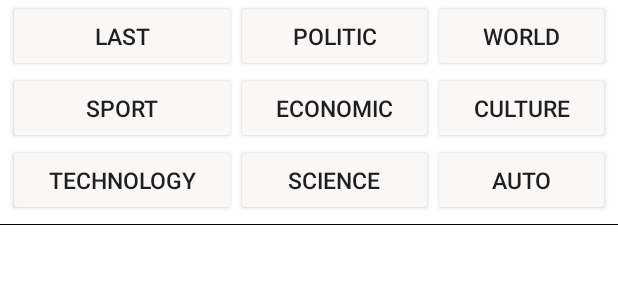
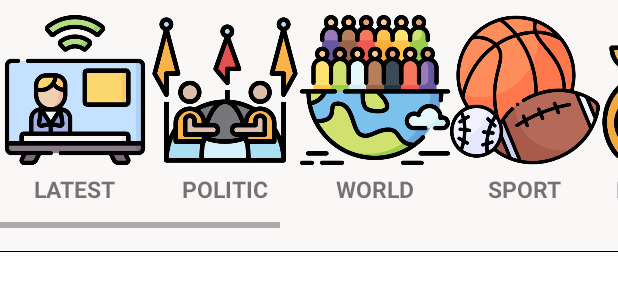
Before and after one commit to gb-android-juniors/NewsHub, an Android app: the layout main_fragment.xml on its own in the app's theme, with its tools: preview values and no code run, on a phone screen of 412 x 824 dp. Shown: the top 300 px of the screen. Run offline under Robolectric (Android 15) with nearby library versions, the phone set to English and light mode, and no system bars.

Commit message:
Рефакторинг категорий новостей, теперь они отображаются не в виде таблицы с кнопками, а в виде приток с иконками, с горизонтальной прокруткой.

```diff
--- a/app/src/main/res/layout/activity_recycler_item.xml
+++ b/app/src/main/res/layout/activity_recycler_item.xml
@@ -3,7 +3,8 @@
     xmlns:app="http://schemas.android.com/apk/res-auto"
     xmlns:tool="http://schemas.android.com/tools"
     android:layout_width="match_parent"
-    android:layout_height="wrap_content">
+    android:layout_height="wrap_content"
+    android:background="@color/app_background_color">
 
     <TextView
         android:id="@+id/news_header"
@@ -12,7 +13,6 @@
         android:layout_margin="@dimen/default_half_margin"
         android:textStyle="bold"
         app:layout_constraintBottom_toTopOf="@+id/news_resource_name"
-        app:layout_constraintBottom_toTopf="@+id/news_resource_name"
         app:layout_constraintEnd_toStartOf="@+id/news_image"
         app:layout_constraintStart_toStartOf="parent"
         app:layout_constraintTop_toTopOf="parent"
--- /dev/null
+++ b/app/src/main/res/layout/categories_layout.xml
@@ -0,0 +1,161 @@
+<?xml version="1.0" encoding="utf-8"?>
+<ScrollView xmlns:android="http://schemas.android.com/apk/res/android"
+    android:layout_width="wrap_content"
+    android:layout_height="wrap_content"
+    android:layout_marginVertical="@dimen/default_margin">
+
+    <HorizontalScrollView
+        android:layout_width="match_parent"
+        android:layout_height="wrap_content">
+
+        <LinearLayout
+            android:layout_width="wrap_content"
+            android:layout_height="wrap_content"
+            android:orientation="horizontal">
+
+            <LinearLayout
+                style="@style/NewsCategoryLayoutStyle"
+                android:layout_width="wrap_content"
+                android:layout_height="wrap_content"
+                android:orientation="vertical">
+
+                <androidx.appcompat.widget.AppCompatImageView
+                    style="@style/NewsCategoryCardImageStyle"
+                    android:src="@drawable/latest" />
+
+                <TextView
+                    android:id="@+id/last_news_button"
+                    style="@style/NewsCategoryTextStyle"
+                    android:text="@string/last_news_button_text" />
+            </LinearLayout>
+
+            <LinearLayout
+                style="@style/NewsCategoryLayoutStyle"
+                android:layout_width="wrap_content"
+                android:layout_height="wrap_content"
+                android:orientation="vertical">
+
+                <androidx.appcompat.widget.AppCompatImageView
+                    style="@style/NewsCategoryCardImageStyle"
+                    android:src="@drawable/politic" />
+
+                <TextView
+                    android:id="@+id/politic_news_button"
+                    style="@style/NewsCategoryTextStyle"
+                    android:text="@string/politic_news_button_text" />
+            </LinearLayout>
+
+            <LinearLayout
+                style="@style/NewsCategoryLayoutStyle"
+                android:layout_width="wrap_content"
+                android:layout_height="wrap_content"
+                android:orientation="vertical">
+
+                <androidx.appcompat.widget.AppCompatImageView
+                    style="@style/NewsCategoryCardImageStyle"
+                    android:src="@drawable/world" />
+
+                <TextView
+                    android:id="@+id/world_news_button"
+                    style="@style/NewsCategoryTextStyle"
+                    android:text="@string/world_news_button_text" />
+            </LinearLayout>
+
+            <LinearLayout
+                style="@style/NewsCategoryLayoutStyle"
+                android:layout_width="wrap_content"
+                android:layout_height="wrap_content"
+                android:orientation="vertical">
+
+                <androidx.appcompat.widget.AppCompatImageView
+                    style="@style/NewsCategoryCardImageStyle"
+                    android:src="@drawable/sport" />
+
+                <TextView
+                    android:id="@+id/sport_news_button"
+                    style="@style/NewsCategoryTextStyle"
+                    android:text="@string/sport_news_button_text" />
+            </LinearLayout>
+
+            <LinearLayout
+                style="@style/NewsCategoryLayoutStyle"
+                android:layout_width="wrap_content"
+                android:layout_height="wrap_content"
+                android:orientation="vertical">
+
+                <androidx.appcompat.widget.AppCompatImageView
+                    style="@style/NewsCategoryCardImageStyle"
+                    android:src="@drawable/economic" />
+
+                <TextView
+                    android:id="@+id/economic_news_button"
+                    style="@style/NewsCategoryTextStyle"
+                    android:text="@string/economic_news_button_text" />
+            </LinearLayout>
+
+            <LinearLayout
+                style="@style/NewsCategoryLayoutStyle"
+                android:layout_width="wrap_content"
+                android:layout_height="wrap_content"
+                android:orientation="vertical">
+
+                <androidx.appcompat.widget.AppCompatImageView
+                    style="@style/NewsCategoryCardImageStyle"
+                    android:src="@drawable/culture" />
+
+                <TextView
+                    android:id="@+id/culture_news_button"
+                    style="@style/NewsCategoryTextStyle"
+                    android:text="@string/culture_news_button_text" />
+            </LinearLayout>
+
+            <LinearLayout
+                style="@style/NewsCategoryLayoutStyle"
+                android:layout_width="wrap_content"
+                android:layout_height="wrap_content"
+                android:orientation="vertical">
+
+                <androidx.appcompat.widget.AppCompatImageView
+                    style="@style/NewsCategoryCardImageStyle"
+                    android:src="@drawable/technology" />
+
+                <TextView
+                    android:id="@+id/technology_news_button"
+                    style="@style/NewsCategoryTextStyle"
+                    android:text="@string/technology_news_button_text" />
+            </LinearLayout>
+
+            <LinearLayout
+                style="@style/NewsCategoryLayoutStyle"
+                android:layout_width="wrap_content"
+                android:layout_height="wrap_content"
+                android:orientation="vertical">
+
+                <androidx.appcompat.widget.AppCompatImageView
+                    style="@style/NewsCategoryCardImageStyle"
+                    android:src="@drawable/science" />
+
+                <TextView
+                    android:id="@+id/science_news_button"
+                    style="@style/NewsCategoryTextStyle"
+                    android:text="@string/science_news_button_text" />
+            </LinearLayout>
+
+            <LinearLayout
+                style="@style/NewsCategoryLayoutStyle"
+                android:layout_width="wrap_content"
+                android:layout_height="wrap_content"
+                android:orientation="vertical">
+
+                <androidx.appcompat.widget.AppCompatImageView
+                    style="@style/NewsCategoryCardImageStyle"
+                    android:src="@drawable/auto" />
+
+                <TextView
+                    android:id="@+id/auto_news_button"
+                    style="@style/NewsCategoryTextStyle"
+                    android:text="@string/auto_news_button_text" />
+            </LinearLayout>
+        </LinearLayout>
+    </HorizontalScrollView>
+</ScrollView>
--- a/app/src/main/res/layout/main_fragment.xml
+++ b/app/src/main/res/layout/main_fragment.xml
@@ -1,91 +1,20 @@
 <?xml version="1.0" encoding="utf-8"?>
 <LinearLayout xmlns:android="http://schemas.android.com/apk/res/android"
     xmlns:app="http://schemas.android.com/apk/res-auto"
+    xmlns:tool="http://schemas.android.com/tools"
     android:layout_width="match_parent"
     android:layout_height="wrap_content"
-    android:orientation="vertical"
-    xmlns:tool="http://schemas.android.com/tools">
+    android:background="@color/app_background_color"
+    android:orientation="vertical">
 
-    <TableLayout
-        android:id="@+id/news_categories"
-        android:layout_width="match_parent"
-        android:layout_height="wrap_content">
+    <include layout="@layout/categories_layout" />
 
-        <TableRow
-            android:layout_width="match_parent"
-            android:layout_height="wrap_content"
-            android:layout_marginHorizontal="@dimen/default_half_margin"
-            android:gravity="center">
-
-            <androidx.appcompat.widget.AppCompatButton
-                android:id="@+id/last_news_button"
-                android:text="@string/last_news_button_text"
-                style="@style/NewsCategoryButtonStyle"
-                tool:textStyle="bold"/>
-
-            <androidx.appcompat.widget.AppCompatButton
-                android:id="@+id/politic_news_button"
-                android:text="@string/politic_news_button_text"
-                style="@style/NewsCategoryButtonStyle"/>
-
-            <androidx.appcompat.widget.AppCompatButton
-                android:id="@+id/world_news_button"
-                android:text="@string/world_news_button_text"
-                style="@style/NewsCategoryButtonStyle"/>
-        </TableRow>
-        <TableRow
-            android:layout_width="match_parent"
-            android:layout_height="wrap_content"
-            android:layout_marginHorizontal="@dimen/default_half_margin"
-            android:gravity="center">
-
-            <androidx.appcompat.widget.AppCompatButton
-                android:id="@+id/sport_news_button"
-                android:text="@string/sport_news_button_text"
-                style="@style/NewsCategoryButtonStyle"/>
-
-            <androidx.appcompat.widget.AppCompatButton
-                android:id="@+id/economic_news_button"
-                android:text="@string/economic_news_button_text"
-                style="@style/NewsCategoryButtonStyle"/>
-
-            <androidx.appcompat.widget.AppCompatButton
-                android:id="@+id/culture_news_button"
-                android:text="@string/culture_news_button_text"
-                style="@style/NewsCategoryButtonStyle"/>
-        </TableRow>
-        <TableRow
-            android:layout_width="match_parent"
-            android:layout_height="wrap_content"
-            android:gravity="center"
-            android:layout_marginHorizontal="@dimen/default_half_margin"
-
-            android:backgroundTint="@color/white">
-
-            <androidx.appcompat.widget.AppCompatButton
-                android:id="@+id/technology_news_button"
-                android:text="@string/technology_news_button_text"
-                style="@style/NewsCategoryButtonStyle"/>
-
-            <androidx.appcompat.widget.AppCompatButton
-                android:id="@+id/science_news_button"
-                android:text="@string/science_news_button_text"
-                style="@style/NewsCategoryButtonStyle"/>
-
-            <androidx.appcompat.widget.AppCompatButton
-                android:id="@+id/auto_news_button"
-                android:text="@string/auto_news_button_text"
-                style="@style/NewsCategoryButtonStyle"/>
-        </TableRow>
-
-        <View
-            style="@style/Separator"/>
-    </TableLayout>
+    <View style="@style/Separator" />
 
     <androidx.recyclerview.widget.RecyclerView
         android:layout_width="match_parent"
         android:layout_height="wrap_content"
         app:layoutManager="androidx.recyclerview.widget.LinearLayoutManager"
-        tool:listitem="@layout/activity_recycler_item"/>
+        tool:listitem="@layout/activity_recycler_item" />
 
 </LinearLayout>
--- a/app/src/main/res/layout/selected_news_fragment.xml
+++ b/app/src/main/res/layout/selected_news_fragment.xml
@@ -3,7 +3,8 @@
 <FrameLayout xmlns:android="http://schemas.android.com/apk/res/android"
     xmlns:tool="http://schemas.android.com/tools"
     android:layout_width="match_parent"
-    android:layout_height="match_parent">
+    android:layout_height="match_parent"
+    android:background="@color/app_background_color">
 
     <androidx.core.widget.NestedScrollView
         android:layout_width="match_parent"
--- a/app/src/main/res/values-night/colors.xml
+++ b/app/src/main/res/values-night/colors.xml
@@ -1,6 +1,6 @@
 <?xml version="1.0" encoding="utf-8"?>
 <resources>
-    <color name="category_button_background_color">#201F1F</color>
+    <color name="app_background_color">#2B2929</color>
     <color name="category_button_text_color">#BCACAC</color>
     <color name="separator_color">#BCACAC</color>
 </resources>
--- a/app/src/main/res/values/colors.xml
+++ b/app/src/main/res/values/colors.xml
@@ -8,7 +8,7 @@
     <color name="black">#FF000000</color>
     <color name="white">#FFFFFFFF</color>
 
-    <color name="category_button_background_color">#FAF7F7</color>
+    <color name="app_background_color">#FAF7F7</color>
     <color name="category_button_text_color">#201F1F</color>
     <color name="separator_color">#FF000000</color>
     <color name="resource_name_color">#086088</color>
--- a/app/src/main/res/values/strings.xml
+++ b/app/src/main/res/values/strings.xml
@@ -1,6 +1,6 @@
 <resources>
     <string name="app_name" translatable="false">NewsGB</string>
-    <string name="last_news_button_text">Last</string>
+    <string name="last_news_button_text">Latest</string>
     <string name="politic_news_button_text">Politic</string>
     <string name="world_news_button_text">World</string>
     <string name="sport_news_button_text">Sport</string>
--- a/app/src/main/res/values/themes.xml
+++ b/app/src/main/res/values/themes.xml
@@ -14,12 +14,28 @@
         <!-- Customize your theme here. -->
     </style>
 
-    <style name="NewsCategoryButtonStyle">
-        <item name="android:layout_weight">1</item>
-        <item name="android:backgroundTint">@color/category_button_background_color</item>
+
+    <style name="NewsCategoryLayoutStyle">
+        <item name="android:layout_height">wrap_content</item>
+        <item name="android:layout_width">wrap_content</item>
+        <item name="android:background">@color/app_background_color</item>
         <item name="android:textColor">@color/category_button_text_color</item>
+        <item name="android:layout_marginBottom">@dimen/default_margin</item>
+    </style>
+
+    <style name="NewsCategoryTextStyle">
+        <item name="android:layout_height">wrap_content</item>
+        <item name="android:layout_width">wrap_content</item>
         <item name="android:textSize">15sp</item>
         <item name="textAllCaps">true</item>
+        <item name="android:textStyle">bold</item>
+        <item name="android:layout_gravity">center</item>
+        <item name="android:layout_margin">@dimen/default_half_margin</item>
+    </style>
+
+    <style name="NewsCategoryCardImageStyle">
+        <item name="android:layout_height">100dp</item>
+        <item name="android:layout_width">100dp</item>
     </style>
 
     <style name="Separator">
```
Also changed, not shown: app/src/main/res/drawable-v24/auto.png (added), app/src/main/res/drawable-v24/culture.png (added), app/src/main/res/drawable-v24/economic.png (added), app/src/main/res/drawable-v24/latest.png (added), app/src/main/res/drawable-v24/politic.png (added), app/src/main/res/drawable-v24/science.png (added), app/src/main/res/drawable-v24/sport.png (added), app/src/main/res/drawable-v24/technology.png (added), app/src/main/res/drawable-v24/world.png (added).
